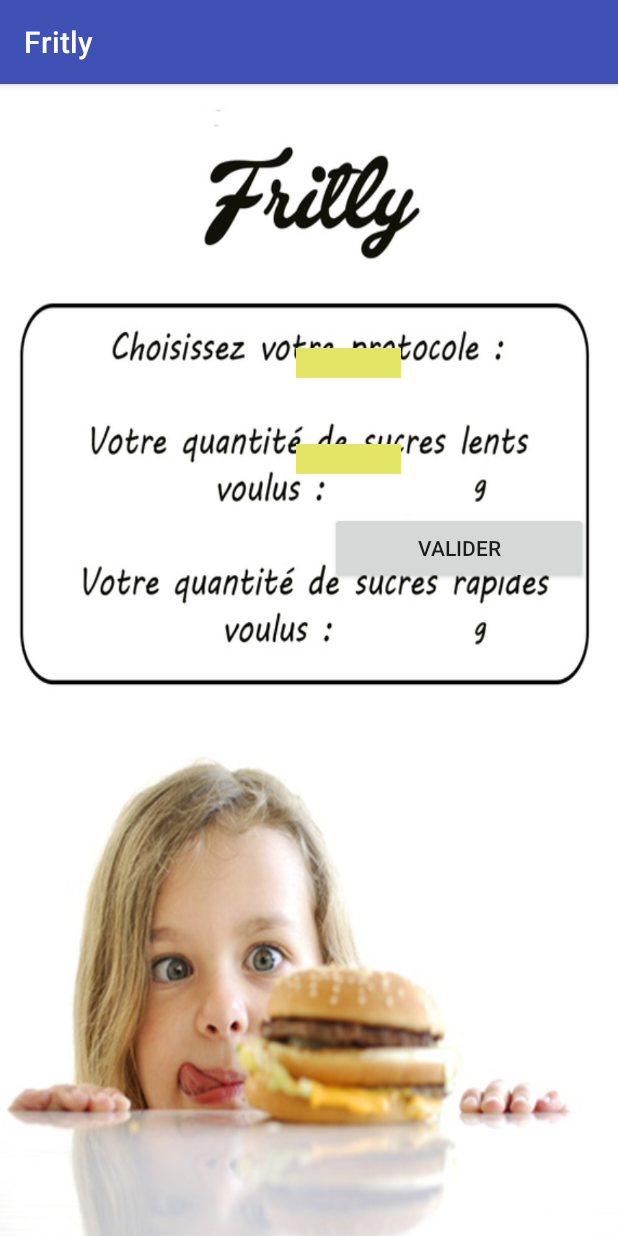
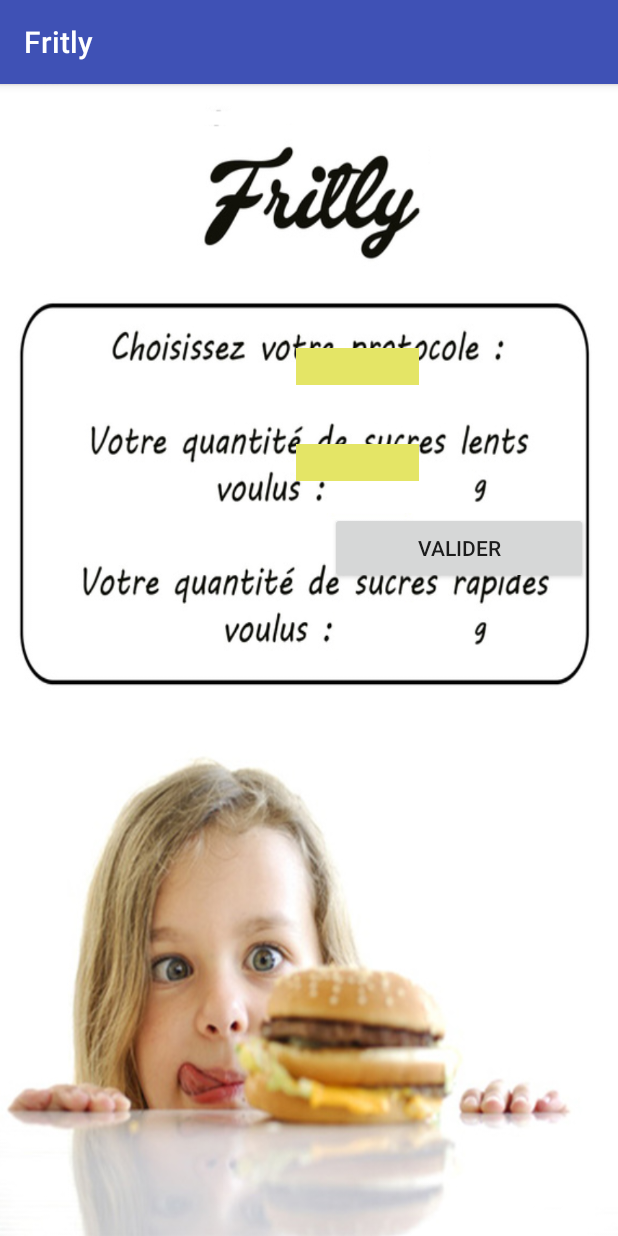
Before and after one commit to Alexandre-LePoupon/sucre, an Android app: the screen it shows after launch (MainActivity), on a phone screen of 412 x 824 dp. Run offline under Robolectric (Android 15) with nearby library versions, the phone set to English and light mode, and no system bars.

```diff
--- a/app/src/main/java/com/workshop/sucre/MainActivity.java
+++ b/app/src/main/java/com/workshop/sucre/MainActivity.java
@@ -1,11 +1,13 @@
 package com.workshop.sucre;
 
+import android.app.Activity;
 import android.content.Intent;
 import android.support.v7.app.AppCompatActivity;
 import android.os.Bundle;
 import android.support.v7.widget.LinearLayoutManager;
 import android.support.v7.widget.RecyclerView;
 import android.view.View;
+import android.view.WindowManager;
 import android.widget.EditText;
 
 import com.workshop.sucre.BDD.Produit;
@@ -25,6 +27,16 @@ public class MainActivity extends AppCompatActivity {
     protected void onCreate(Bundle savedInstanceState) {
         super.onCreate(savedInstanceState);
         setContentView(R.layout.activity_accueil);
+
+        WindowManager manager = (WindowManager) this.getSystemService(Activity.WINDOW_SERVICE);
+        int screenWidth = manager.getDefaultDisplay().getWidth();
+
+        findViewById(R.id.inputSucresLents).getLayoutParams().width = (int) (screenWidth * 0.20);
+        findViewById(R.id.inputSucresLents).getLayoutParams().height = (int) (screenWidth * 0.06);
+
+        findViewById(R.id.inputSucresRapides).getLayoutParams().width = (int) (screenWidth * 0.20);
+        findViewById(R.id.inputSucresRapides).getLayoutParams().height = (int) (screenWidth * 0.06);
+
         protocoleDAO.open();
 
         //protocoleDAO.supprimer(1);
--- a/app/src/main/res/layout/activity_accueil.xml
+++ b/app/src/main/res/layout/activity_accueil.xml
@@ -21,6 +21,10 @@
                 android:layout_width="match_parent"
                 android:layout_height="match_parent">
 
+                <View
+                    android:layout_width="match_parent"
+                    android:layout_height="200dp">
+                </View>
 
                 <EditText
                     android:layout_height="20sp"
```
